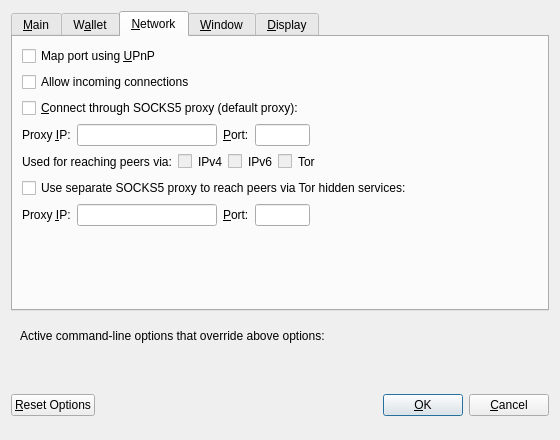
Before: the Qt Designer form src/qt/forms/optionsdialog.ui in minblock/lockely, drawn with Qt 5.
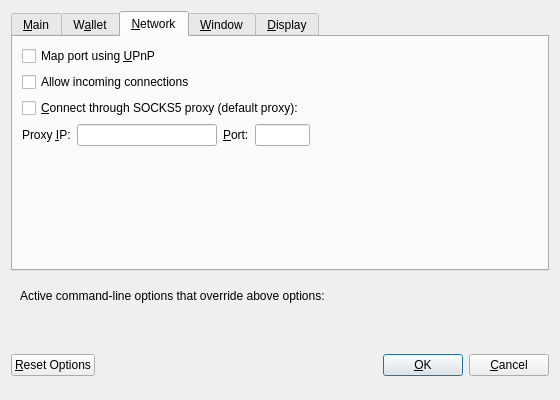
After: the same form once the commit is applied. The open tabs and pages were chosen to show the change. Custom widgets are drawn as their Qt base class.

Patch:
```diff
--- a/src/qt/forms/optionsdialog.ui
+++ b/src/qt/forms/optionsdialog.ui
@@ -7,7 +7,7 @@
     <x>0</x>
     <y>0</y>
     <width>560</width>
-    <height>440</height>
+    <height>400</height>
    </rect>
   </property>
   <property name="windowTitle">
@@ -297,193 +297,6 @@
          </item>
         </layout>
        </item>
-       <item>
-        <layout class="QHBoxLayout" name="horizontalLayout_2_Network">
-         <item>
-          <widget class="QLabel" name="proxyActiveNets">
-           <property name="text">
-            <string>Used for reaching peers via:</string>
-           </property>
-           <property name="textFormat">
-            <enum>Qt::PlainText</enum>
-           </property>
-          </widget>
-         </item>
-         <item>
-          <widget class="QCheckBox" name="proxyReachIPv4">
-           <property name="enabled">
-            <bool>false</bool>
-           </property>
-           <property name="toolTip">
-            <string>Shows, if the supplied default SOCKS5 proxy is used to reach peers via this network type.</string>
-           </property>
-           <property name="text">
-            <string/>
-           </property>
-          </widget>
-         </item>
-         <item>
-          <widget class="QLabel" name="proxyReachIPv4Label">
-           <property name="text">
-            <string>IPv4</string>
-           </property>
-           <property name="textFormat">
-            <enum>Qt::PlainText</enum>
-           </property>
-          </widget>
-         </item>
-         <item>
-          <widget class="QCheckBox" name="proxyReachIPv6">
-           <property name="enabled">
-            <bool>false</bool>
-           </property>
-           <property name="toolTip">
-            <string>Shows, if the supplied default SOCKS5 proxy is used to reach peers via this network type.</string>
-           </property>
-           <property name="text">
-            <string/>
-           </property>
-          </widget>
-         </item>
-         <item>
-          <widget class="QLabel" name="proxyReachIPv6Label">
-           <property name="text">
-            <string>IPv6</string>
-           </property>
-           <property name="textFormat">
-            <enum>Qt::PlainText</enum>
-           </property>
-          </widget>
-         </item>
-         <item>
-          <widget class="QCheckBox" name="proxyReachTor">
-           <property name="enabled">
-            <bool>false</bool>
-           </property>
-           <property name="toolTip">
-            <string>Shows, if the supplied default SOCKS5 proxy is used to reach peers via this network type.</string>
-           </property>
-           <property name="text">
-            <string/>
-           </property>
-          </widget>
-         </item>
-         <item>
-          <widget class="QLabel" name="proxyReachTorLabel">
-           <property name="text">
-            <string>Tor</string>
-           </property>
-           <property name="textFormat">
-            <enum>Qt::PlainText</enum>
-           </property>
-          </widget>
-         </item>
-         <item>
-          <spacer name="horizontalSpacer_2_Network">
-           <property name="orientation">
-            <enum>Qt::Horizontal</enum>
-           </property>
-           <property name="sizeHint" stdset="0">
-            <size>
-             <width>40</width>
-             <height>20</height>
-            </size>
-           </property>
-          </spacer>
-         </item>
-        </layout>
-       </item>
-       <item>
-        <widget class="QCheckBox" name="connectSocksTor">
-         <property name="toolTip">
-          <string>Connect to the Lockely network through a separate SOCKS5 proxy for Tor hidden services.</string>
-         </property>
-         <property name="text">
-          <string>Use separate SOCKS5 proxy to reach peers via Tor hidden services:</string>
-         </property>
-        </widget>
-       </item>
-       <item>
-        <layout class="QHBoxLayout" name="horizontalLayout_3_Network">
-         <item>
-          <widget class="QLabel" name="proxyIpTorLabel">
-           <property name="text">
-            <string>Proxy &amp;IP:</string>
-           </property>
-           <property name="textFormat">
-            <enum>Qt::PlainText</enum>
-           </property>
-           <property name="buddy">
-            <cstring>proxyIpTor</cstring>
-           </property>
-          </widget>
-         </item>
-         <item>
-          <widget class="QValidatedLineEdit" name="proxyIpTor">
-           <property name="minimumSize">
-            <size>
-             <width>140</width>
-             <height>0</height>
-            </size>
-           </property>
-           <property name="maximumSize">
-            <size>
-             <width>140</width>
-             <height>16777215</height>
-            </size>
-           </property>
-           <property name="toolTip">
-            <string>IP address of the proxy (e.g. IPv4: 127.0.0.1 / IPv6: ::1)</string>
-           </property>
-          </widget>
-         </item>
-         <item>
-          <widget class="QLabel" name="proxyPortTorLabel">
-           <property name="text">
-            <string>&amp;Port:</string>
-           </property>
-           <property name="textFormat">
-            <enum>Qt::PlainText</enum>
-           </property>
-           <property name="buddy">
-            <cstring>proxyPortTor</cstring>
-           </property>
-          </widget>
-         </item>
-         <item>
-          <widget class="QLineEdit" name="proxyPortTor">
-           <property name="minimumSize">
-            <size>
-             <width>55</width>
-             <height>0</height>
-            </size>
-           </property>
-           <property name="maximumSize">
-            <size>
-             <width>55</width>
-             <height>16777215</height>
-            </size>
-           </property>
-           <property name="toolTip">
-            <string>Port of the proxy (e.g. 9050)</string>
-           </property>
-          </widget>
-         </item>
-         <item>
-          <spacer name="horizontalSpacer_4_Network">
-           <property name="orientation">
-            <enum>Qt::Horizontal</enum>
-           </property>
-           <property name="sizeHint" stdset="0">
-            <size>
-             <width>40</width>
-             <height>20</height>
-            </size>
-           </property>
-          </spacer>
-         </item>
-        </layout>
-       </item>
        <item>
         <spacer name="verticalSpacer_Network">
          <property name="orientation">
```
Left out of the diff: 22 changed lines with no effect on the pictures.
